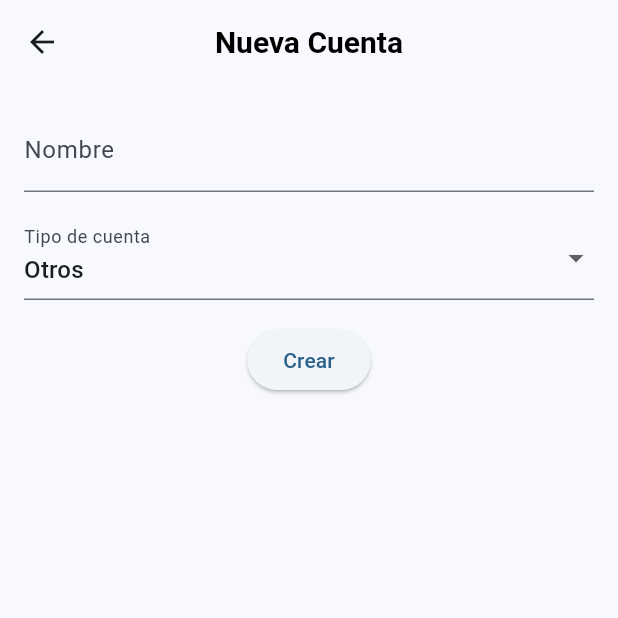
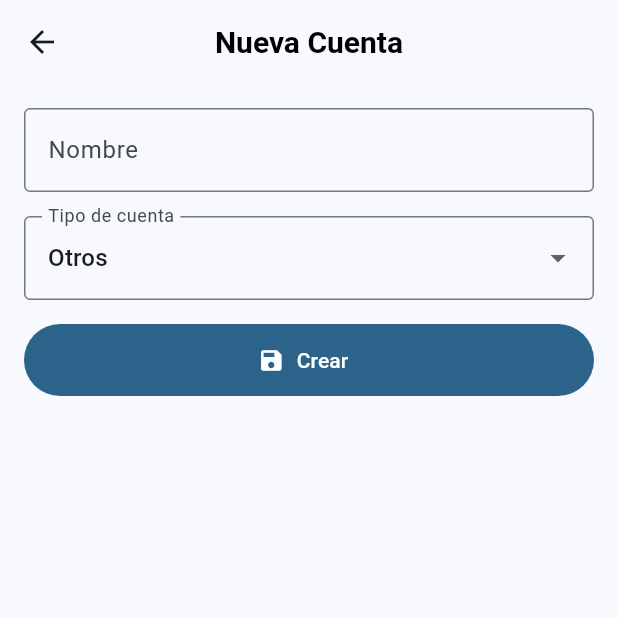
Before and after one commit to DetacoopFA2025/detagastos, a Flutter app: the AccountScreen screen opened directly, on a phone screen of 412 x 824 dp, the top half of it. Run offline on Flutter 3.47's test engine with Material 3 defaults, Android fonts, the phone set to English and light mode, and no system bars; our stand-ins replace shared_preferences; accounts and stored records are empty.

```diff
--- a/lib/screens/accounts/account_screen.dart
+++ b/lib/screens/accounts/account_screen.dart
@@ -81,7 +81,11 @@ class _AccountScreenState extends State<AccountScreen> {
             children: [
               TextFormField(
                 controller: _nameController,
-                decoration: const InputDecoration(labelText: 'Nombre'),
+                decoration: const InputDecoration(
+                  labelText: 'Nombre',
+                  hintText: 'Ej: Banco de Chile, Billetera, etc.',
+                  border: OutlineInputBorder(),
+                ),
                 validator: (value) {
                   if (value == null || value.isEmpty) {
                     return 'Por favor ingrese un nombre';
@@ -92,7 +96,10 @@ class _AccountScreenState extends State<AccountScreen> {
               const SizedBox(height: 16),
               DropdownButtonFormField<AccountType>(
                 value: _selectedType,
-                decoration: const InputDecoration(labelText: 'Tipo de cuenta'),
+                decoration: const InputDecoration(
+                  labelText: 'Tipo de cuenta',
+                  border: OutlineInputBorder(),
+                ),
                 items: AccountType.values.map((type) {
                   String label;
                   switch (type) {
@@ -126,9 +133,13 @@ class _AccountScreenState extends State<AccountScreen> {
                 },
               ),
               const SizedBox(height: 16),
-              ElevatedButton(
+              FilledButton.icon(
                 onPressed: _saveAccount,
-                child: Text(widget.account == null ? 'Crear' : 'Guardar'),
+                label: Text(widget.account == null ? 'Crear' : 'Guardar'),
+                icon: const Icon(Icons.save),
+                style: FilledButton.styleFrom(
+                  minimumSize: const Size(double.infinity, 48),
+                ),
               ),
             ],
           ),
```
Also changed, not shown: lib/screens/accounts/accounts_screen.dart (+43 -12 lines), lib/widgets/item_element.dart (added, +79 -0 lines).
